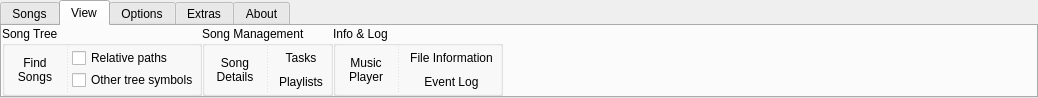
Qt form uman/src/ribbon/QURibbonBar.ui (UltraStar-Deluxe/UltraStar-Manager) before a commit.
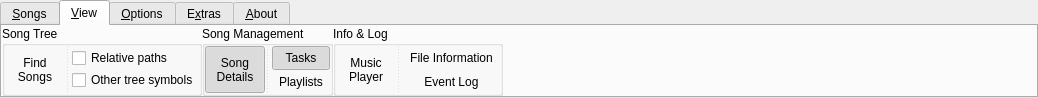
The same form after that commit. The open tabs and pages were chosen to show the change. Icons and pictures are not drawn.

Commit message: - ribbon bar completed - small fix with mediaplayer labels - bigger tag order dialog - about dialog refreshed - small fix with "resize to contents" in the song tree

The edit to the form file:
```diff
--- a/uman/src/ribbon/QURibbonBar.ui
+++ b/uman/src/ribbon/QURibbonBar.ui
@@ -36,7 +36,7 @@
   </property>
   <widget class="QWidget" name="songsTab">
    <attribute name="title">
-    <string>Songs</string>
+    <string>&amp;Songs</string>
    </attribute>
    <layout class="QHBoxLayout" name="horizontalLayout_11">
     <property name="spacing">
@@ -450,7 +450,7 @@
   </widget>
   <widget class="QWidget" name="viewTab">
    <attribute name="title">
-    <string>View</string>
+    <string>&amp;View</string>
    </attribute>
    <layout class="QHBoxLayout" name="horizontalLayout_9">
     <property name="spacing">
@@ -572,6 +572,9 @@
          <property name="checkable">
           <bool>true</bool>
          </property>
+         <property name="checked">
+          <bool>true</bool>
+         </property>
          <property name="toolButtonStyle">
           <enum>Qt::ToolButtonTextUnderIcon</enum>
          </property>
@@ -616,6 +619,9 @@
            <property name="checkable">
             <bool>true</bool>
            </property>
+           <property name="checked">
+            <bool>true</bool>
+           </property>
            <property name="toolButtonStyle">
             <enum>Qt::ToolButtonTextBesideIcon</enum>
            </property>
@@ -792,7 +798,7 @@
   </widget>
   <widget class="QWidget" name="optionsTab">
    <attribute name="title">
-    <string>Options</string>
+    <string>&amp;Options</string>
    </attribute>
    <layout class="QHBoxLayout" name="horizontalLayout_6">
     <property name="spacing">
@@ -1121,7 +1127,7 @@
   </widget>
   <widget class="QWidget" name="extrasTab">
    <attribute name="title">
-    <string>Extras</string>
+    <string>E&amp;xtras</string>
    </attribute>
    <layout class="QHBoxLayout" name="horizontalLayout_14">
     <property name="spacing">
@@ -1441,7 +1447,7 @@
   </widget>
   <widget class="QWidget" name="aboutTab">
    <attribute name="title">
-    <string>About</string>
+    <string>&amp;About</string>
    </attribute>
    <layout class="QHBoxLayout" name="horizontalLayout_17">
     <property name="spacing">
```
Left out of the diff: 114 changed lines with no effect on the pictures. The commit also changes 14 other files.
